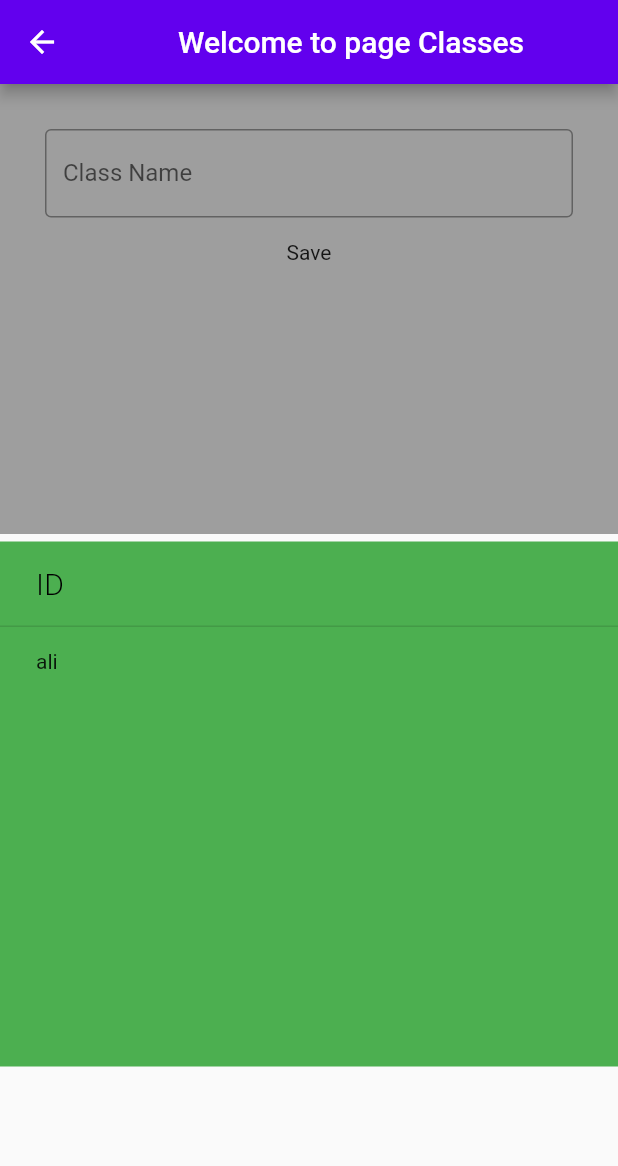
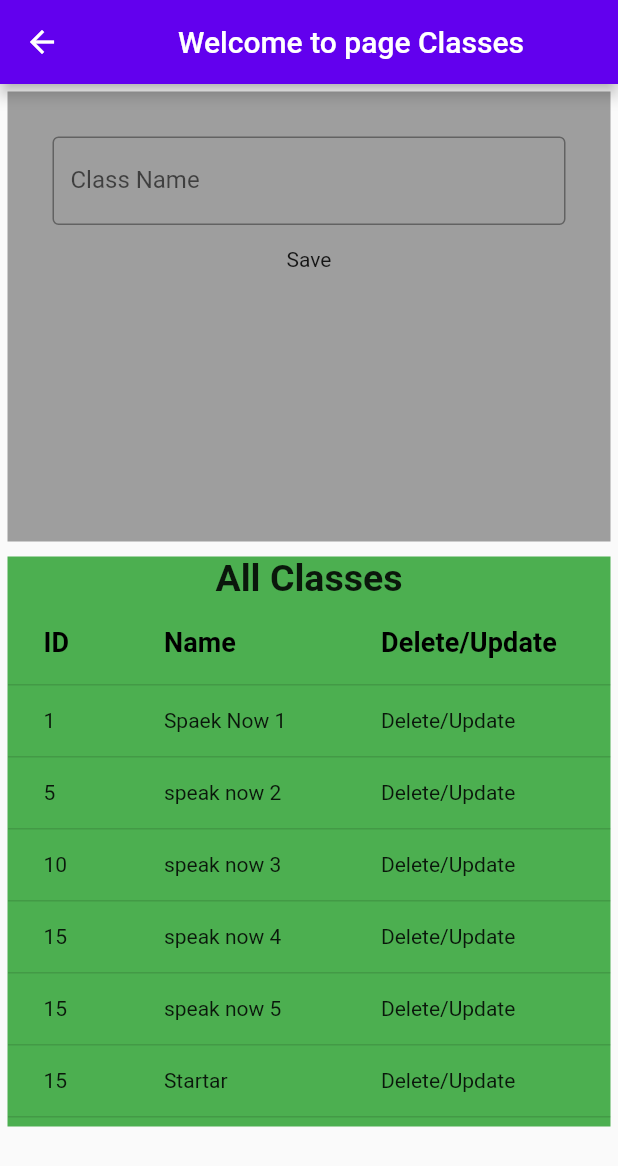
Before and after one commit to aliahmad98318/StudentsAttendance, a Flutter app: the screen it shows after launch, in the side drawer, after a tap on "Class", on a phone screen of 412 x 824 dp. Shown: the top 1166 px of the screen. Run offline on Flutter 3.47's test engine with Material 2 defaults, Android fonts, the phone set to English and light mode, and no system bars.

```diff
--- a/lib/class.dart
+++ b/lib/class.dart
@@ -12,6 +12,7 @@ class classes extends StatelessWidget {
           Container(
             height: 300,
             width: double.maxFinite,
+            margin: EdgeInsets.all(5),
             color: Colors.grey,
             child: Padding(
               padding: EdgeInsets.all(15),
@@ -38,34 +39,78 @@ class classes extends StatelessWidget {
             ),
           ),
           Container(
-            margin: EdgeInsets.only(left: 0, top: 5, right: 0, bottom: 0),
-            height: 350,
+            margin: EdgeInsets.all(5),
+            height: 380,
             color: Colors.green,
-            child: Center(
-              child: Column(
-                children: [
-                  DataTable(
-                    columns: [
-                      DataColumn(
-                        label: Text(
-                          'ID',
-                          style: TextStyle(
-                              fontWeight: FontWeight.w300,
-                              fontSize: 20,
-                              color: Colors.black),
-                        ),
-                      ),
+            child:ListView(children: <Widget>[
+              Center(
+                  child: Text(
+                    'All Classes',
+                    style: TextStyle(fontSize: 25, fontWeight: FontWeight.bold),
+                  )),
+              DataTable(
+                columns: [
+                  DataColumn(label: Text('ID',
+                      style: TextStyle(fontSize: 18, fontWeight: FontWeight.bold,)
+                  )),
+                  DataColumn(label: Text('Name',
+                      style: TextStyle(fontSize: 18, fontWeight: FontWeight.bold)
+                  )),
 
-                    ],
-                    rows: [
-                      DataRow(
-                        cells: [DataCell(Text('ali'))],
-                      ),
-                    ],
-                  ),
+                  DataColumn(label: Text('Delete/Update ',
+                      style: TextStyle(fontSize: 18, fontWeight: FontWeight.bold)
+                  )),
+
+                ],
+                rows: [
+                  DataRow(cells: [
+                    DataCell(Text('1')),
+                    DataCell(Text('Spaek Now 1')),
+                    DataCell(Text('Delete/Update')),
+                  ]),
+                  DataRow(cells: [
+                    DataCell(Text('5')),
+                    DataCell(Text('speak now 2')),
+                    DataCell(Text('Delete/Update')),
+                  ]),
+                  DataRow(cells: [
+                    DataCell(Text('10')),
+                    DataCell(Text('speak now 3')),
+                    DataCell(Text('Delete/Update')),
+                  ]),
+                  DataRow(cells: [
+                    DataCell(Text('15')),
+                    DataCell(Text('speak now 4')),
+                    DataCell(Text('Delete/Update')),
+                  ]),
+                  DataRow(cells: [
+                    DataCell(Text('15')),
+                    DataCell(Text('speak now 5')),
+                    DataCell(Text('Delete/Update')),
+                  ]),
+                  DataRow(cells: [
+                    DataCell(Text('15')),
+                    DataCell(Text('Startar')),
+                    DataCell(Text('Delete/Update')),
+                  ]),
+                  DataRow(cells: [
+                    DataCell(Text('15')),
+                    DataCell(Text('speak now 5')),
+                    DataCell(Text('Delete/Update')),
+                  ]),
+                  DataRow(cells: [
+                    DataCell(Text('15')),
+                    DataCell(Text('speak now 3')),
+                    DataCell(Text('Delete/Update')),
+                  ]),
+                  DataRow(cells: [
+                    DataCell(Text('15')),
+                    DataCell(Text('speak now 1')),
+                    DataCell(Text('Delete/Update')),
+                  ]),
                 ],
               ),
-            ),
+            ]),
           ),
         ],
       ),
--- a/lib/student.dart
+++ b/lib/student.dart
@@ -9,6 +9,7 @@ class _studentsState extends State<students> {
   @override
   Widget build(BuildContext context) {
     return Scaffold(
+      appBar: AppBar(title: Center(child: Text('Student'),),),
       body: SingleChildScrollView(
         child: Column(
           children: [
```
